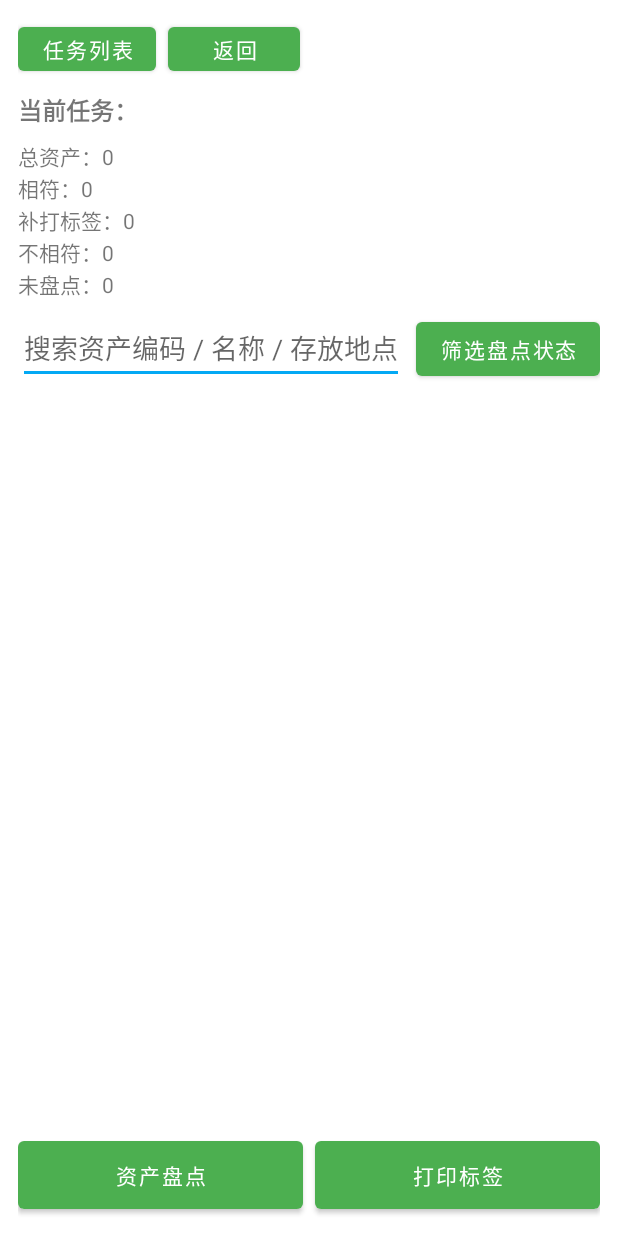
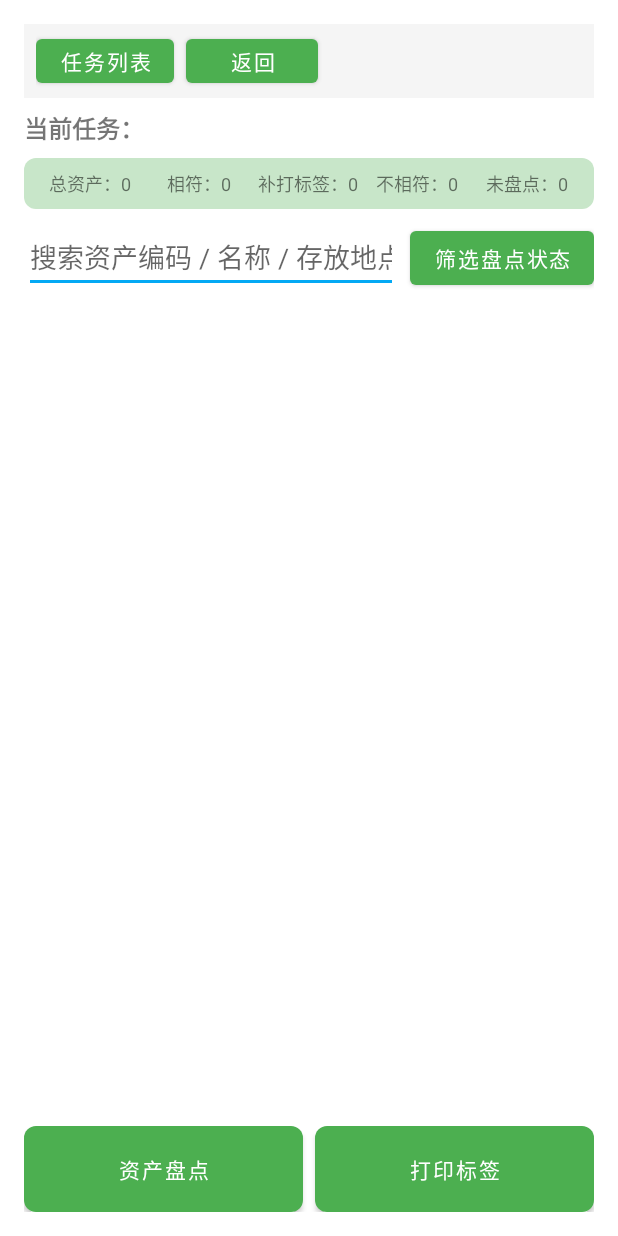
Before and after one commit to xuexizhe007/asset-inventory-app, an Android app: the MainActivity screen opened directly, with no data from a screen before it, on a phone screen of 412 x 824 dp. Run offline under Robolectric (Android 15) with nearby library versions, the phone set to English and light mode, and no system bars; 8 statements that could not run were skipped.

Commit message:
UI优化

```diff
--- a/app/src/main/java/com/example/assetinventory/data/TaskInfo.kt
+++ b/app/src/main/java/com/example/assetinventory/data/TaskInfo.kt
@@ -3,6 +3,5 @@ package com.example.assetinventory.data
 data class TaskInfo(
     val id: Long,
     val name: String,
-    val assetCount: Int,
-    val createdAt: Long
+    val assetCount: Int
 )
--- /dev/null
+++ b/app/src/main/res/drawable/bg_primary_button.xml
@@ -0,0 +1,10 @@
+<?xml version="1.0" encoding="utf-8"?>
+<shape xmlns:android="http://schemas.android.com/apk/res/android">
+    <solid android:color="@color/color_primary" />
+    <corners android:radius="8dp" />
+    <padding
+        android:left="8dp"
+        android:top="8dp"
+        android:right="8dp"
+        android:bottom="8dp" />
+</shape>
--- /dev/null
+++ b/app/src/main/res/drawable/bg_summary_bar.xml
@@ -0,0 +1,5 @@
+<?xml version="1.0" encoding="utf-8"?>
+<shape xmlns:android="http://schemas.android.com/apk/res/android">
+    <solid android:color="@color/color_primary_light" />
+    <corners android:radius="8dp" />
+</shape>
--- a/app/src/main/res/layout/activity_asset_detail.xml
+++ b/app/src/main/res/layout/activity_asset_detail.xml
@@ -2,7 +2,7 @@
 <ScrollView xmlns:android="http://schemas.android.com/apk/res/android"
     android:layout_width="match_parent"
     android:layout_height="match_parent"
-    android:padding="12dp">
+    android:padding="16dp">
 
     <LinearLayout
         android:layout_width="match_parent"
--- a/app/src/main/res/layout/activity_asset_edit.xml
+++ b/app/src/main/res/layout/activity_asset_edit.xml
@@ -2,7 +2,7 @@
 <ScrollView xmlns:android="http://schemas.android.com/apk/res/android"
     android:layout_width="match_parent"
     android:layout_height="match_parent"
-    android:padding="12dp">
+    android:padding="16dp">
 
     <LinearLayout
         android:layout_width="match_parent"
--- a/app/src/main/res/layout/activity_main.xml
+++ b/app/src/main/res/layout/activity_main.xml
@@ -4,13 +4,17 @@
     android:layout_width="match_parent"
     android:layout_height="match_parent"
     android:orientation="vertical"
-    android:padding="12dp">
+    android:padding="16dp">
 
     <LinearLayout
         android:id="@+id/layoutTopBar"
         android:layout_width="match_parent"
         android:layout_height="wrap_content"
-        android:orientation="horizontal">
+        android:orientation="horizontal"
+        android:gravity="center_vertical"
+        android:paddingVertical="4dp"
+        android:paddingHorizontal="8dp"
+        android:background="@color/topbar_bg">
 
         <Button
             android:id="@+id/btnBackTaskList"
@@ -43,37 +47,54 @@
         android:layout_width="match_parent"
         android:layout_height="wrap_content"
         android:layout_marginTop="8dp"
-        android:orientation="vertical">
+        android:orientation="horizontal"
+        android:background="@drawable/bg_summary_bar"
+        android:padding="8dp">
 
         <TextView
             android:id="@+id/tvSummaryTotal"
-            android:layout_width="match_parent"
+            android:layout_width="0dp"
             android:layout_height="wrap_content"
-            android:text="总资产：0" />
+            android:layout_weight="1"
+            android:gravity="center"
+            android:text="总资产：0"
+            android:textSize="12sp" />
 
         <TextView
             android:id="@+id/tvSummaryMatched"
-            android:layout_width="match_parent"
+            android:layout_width="0dp"
             android:layout_height="wrap_content"
-            android:text="相符：0" />
+            android:layout_weight="1"
+            android:gravity="center"
+            android:text="相符：0"
+            android:textSize="12sp" />
 
         <TextView
             android:id="@+id/tvSummaryReprint"
-            android:layout_width="match_parent"
+            android:layout_width="0dp"
             android:layout_height="wrap_content"
-            android:text="补打标签：0" />
+            android:layout_weight="1"
+            android:gravity="center"
+            android:text="补打标签：0"
+            android:textSize="12sp" />
 
         <TextView
             android:id="@+id/tvSummaryMismatch"
-            android:layout_width="match_parent"
+            android:layout_width="0dp"
             android:layout_height="wrap_content"
-            android:text="不相符：0" />
+            android:layout_weight="1"
+            android:gravity="center"
+            android:text="不相符：0"
+            android:textSize="12sp" />
 
         <TextView
             android:id="@+id/tvSummaryUnchecked"
-            android:layout_width="match_parent"
+            android:layout_width="0dp"
             android:layout_height="wrap_content"
-            android:text="未盘点：0" />
+            android:layout_weight="1"
+            android:gravity="center"
+            android:text="未盘点：0"
+            android:textSize="12sp" />
     </LinearLayout>
 
     <LinearLayout
@@ -123,6 +144,8 @@
             android:paddingTop="12dp"
             android:paddingBottom="12dp"
             android:layout_weight="1"
+            android:background="@drawable/bg_primary_button"
+            android:textColor="@color/white"
             android:text="@string/btn_inventory" />
 
         <Button
@@ -134,6 +157,8 @@
             android:paddingBottom="12dp"
             android:layout_marginStart="8dp"
             android:layout_weight="1"
+            android:background="@drawable/bg_primary_button"
+            android:textColor="@color/white"
             android:text="@string/btn_print" />
     </LinearLayout>
 
--- a/app/src/main/res/values/colors.xml
+++ b/app/src/main/res/values/colors.xml
@@ -13,4 +13,7 @@
     <color name="status_matched">#81C784</color>     <!-- 淡绿 -->
     <color name="status_mismatch">#FF8A65</color>   <!-- 橙红 -->
     <color name="status_reprint">#FFD54F</color>    <!-- 亮黄 -->
+    <!-- 顶部栏和背景辅助颜色 -->
+    <color name="topbar_bg">#F5F5F5</color>
+    <color name="list_bg">#FAFAFA</color>
 </resources>
```
Also changed, not shown: app/src/main/java/com/example/assetinventory/data/LocalStore.kt (+4 -6 lines), app/src/main/java/com/example/assetinventory/ui/AssetDetailActivity.kt (+8 -42 lines), app/src/main/java/com/example/assetinventory/ui/TaskAdapter.kt (+1 -8 lines), app/src/main/res/drawable/bg_status_chip.xml (added, +10 -0 lines), app/src/main/res/layout/activity_task_list.xml (+6 -2 lines), app/src/main/res/layout/item_asset.xml (+7 -5 lines).
